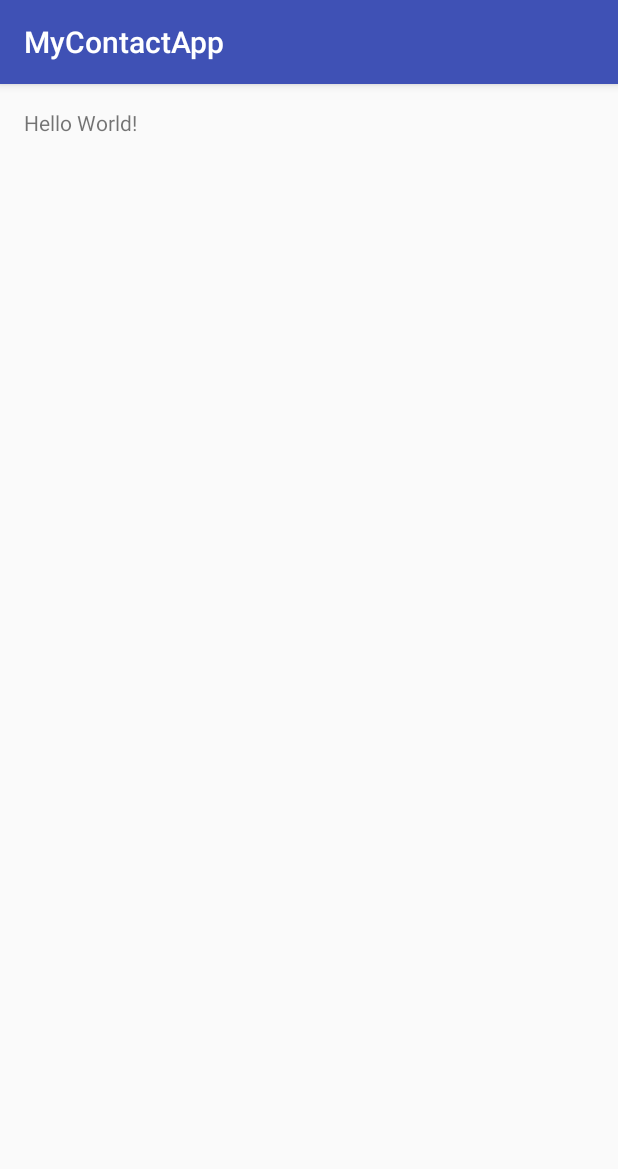
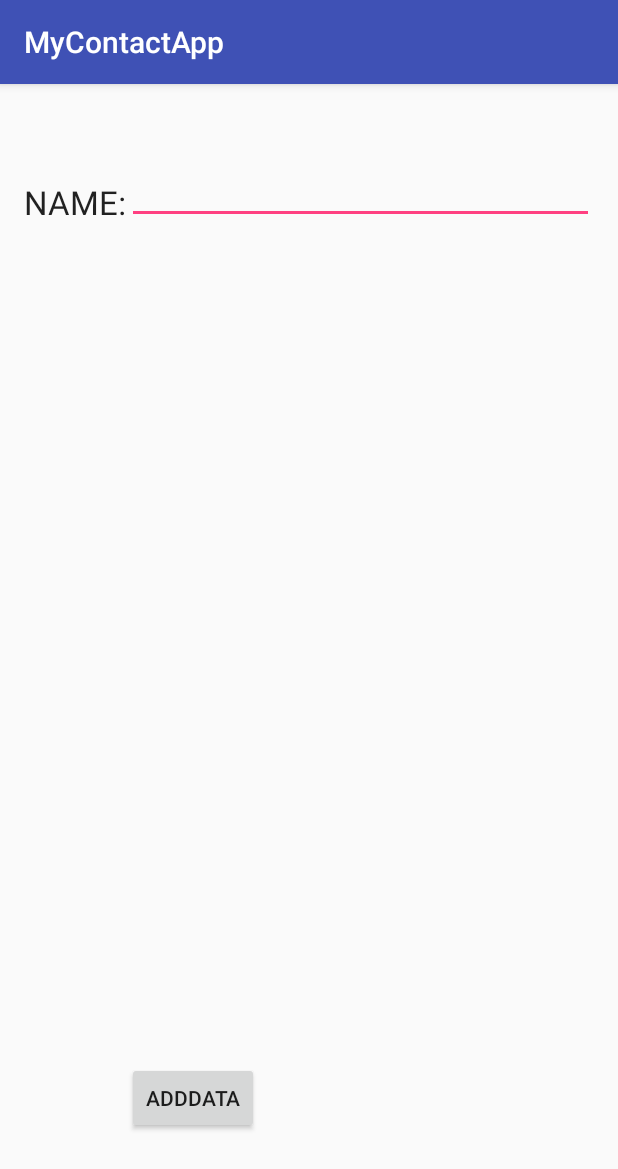
Before and after one commit to dibomu/myContactAppP1_2017, an Android app: the screen it shows after launch (MainActivity), on a phone screen of 412 x 824 dp. Shown: the top 1169 px of the screen. Run offline under Robolectric (Android 15) with nearby library versions, the phone set to English and light mode, and no system bars.

Commit message:
Dibya-Updated Database helper and main activity to create a database
Added main field and the add button

```diff
--- a/MyContactApp2/app/src/main/java/com/example/mukhopadhyayd0116/mycontactapp/DatabaseHelper.java
+++ b/MyContactApp2/app/src/main/java/com/example/mukhopadhyayd0116/mycontactapp/DatabaseHelper.java
@@ -11,18 +11,20 @@ public class DatabaseHelper extends SQLiteOpenHelper {
     public static final String DATABASE_NAME="Contact.db";
     public static final String TABLE_NAME="contact_table";
     public static final String COL_1 = "ID";
-    public static final String COL_2="name";
-    public DatabaseHelper(Context context, String name, SQLiteDatabase.CursorFactory factory, int version) {
+    public static final String COL_2="NAME";
+    public DatabaseHelper(Context context) {
         super(context, DATABASE_NAME, null, 1);
     }
 
     @Override
     public void onCreate(SQLiteDatabase db) {
+        db.execSQL("CREATE TABLE "+TABLE_NAME+" (ID INTEGER PRIMARY KEY AUTOINCREMENT, NAME TEXT)");
 
     }
 
     @Override
     public void onUpgrade(SQLiteDatabase db, int oldVersion, int newVersion) {
-
+        db.execSQL("DROP TABLE IF EXISTS "+ TABLE_NAME);
+        onCreate(db);
     }
 }
--- a/MyContactApp2/app/src/main/java/com/example/mukhopadhyayd0116/mycontactapp/MainActivity.java
+++ b/MyContactApp2/app/src/main/java/com/example/mukhopadhyayd0116/mycontactapp/MainActivity.java
@@ -2,12 +2,23 @@ package com.example.mukhopadhyayd0116.mycontactapp;
 
 import android.support.v7.app.AppCompatActivity;
 import android.os.Bundle;
+import android.widget.Button;
+import android.widget.EditText;
 
 public class MainActivity extends AppCompatActivity {
+
+    DatabaseHelper myDb;
+    EditText editName;
+    Button btnAddData;
+
+
+
+
 
     @Override
     protected void onCreate(Bundle savedInstanceState) {
         super.onCreate(savedInstanceState);
         setContentView(R.layout.activity_main);
+        myDb=  new DatabaseHelper(this);
     }
 }
--- a/MyContactApp2/app/src/main/res/layout/activity_main.xml
+++ b/MyContactApp2/app/src/main/res/layout/activity_main.xml
@@ -12,5 +12,27 @@
     <TextView
         android:layout_width="wrap_content"
         android:layout_height="wrap_content"
-        android:text="Hello World!" />
+        android:textAppearance="?android:attr/textAppearanceLarge"
+        android:text="NAME:"
+        android:layout_marginTop="48dp"
+        android:layout_alignParentTop="true"
+        android:layout_alignParentStart="true"
+        android:id="@+id/textView" />
+
+    <EditText
+        android:layout_width="wrap_content"
+        android:layout_height="wrap_content"
+        android:id="@+id/editText_name"
+        android:layout_alignBottom="@+id/textView"
+        android:layout_alignParentEnd="true"
+        android:layout_toEndOf="@+id/textView" />
+
+    <Button
+        android:layout_width="wrap_content"
+        android:layout_height="wrap_content"
+        android:text="AddData"
+        android:id="@+id/button_add"
+        android:layout_alignParentBottom="true"
+        android:layout_toEndOf="@+id/textView"
+        android:layout_marginBottom="52dp" />
 </RelativeLayout>
```
